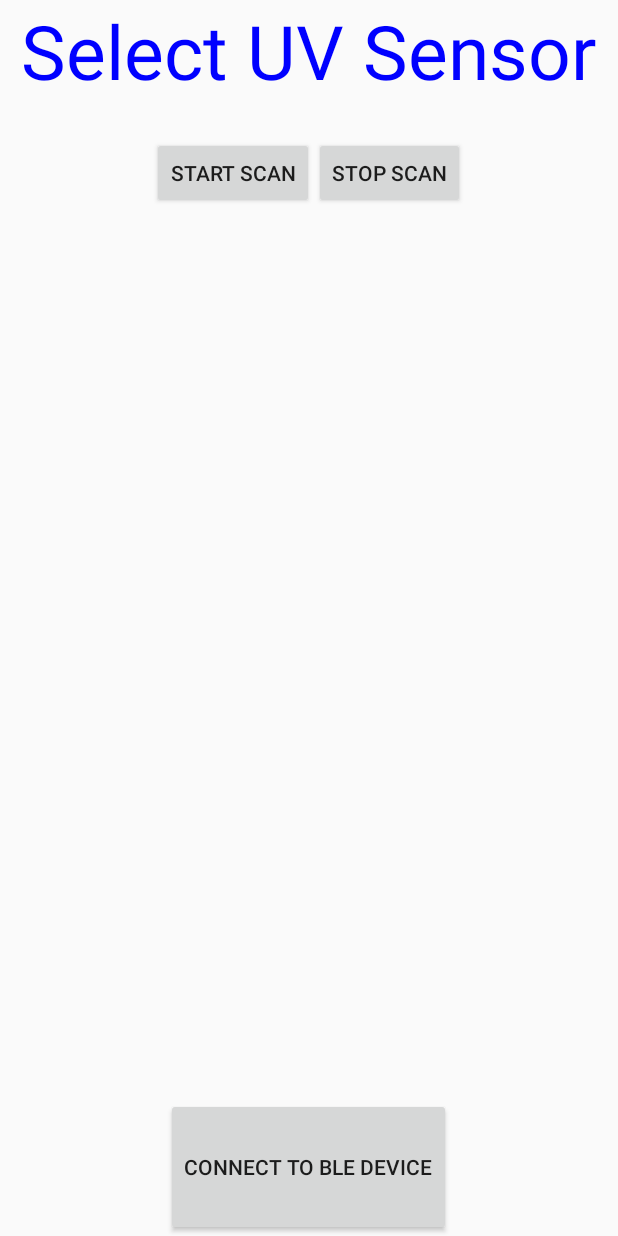
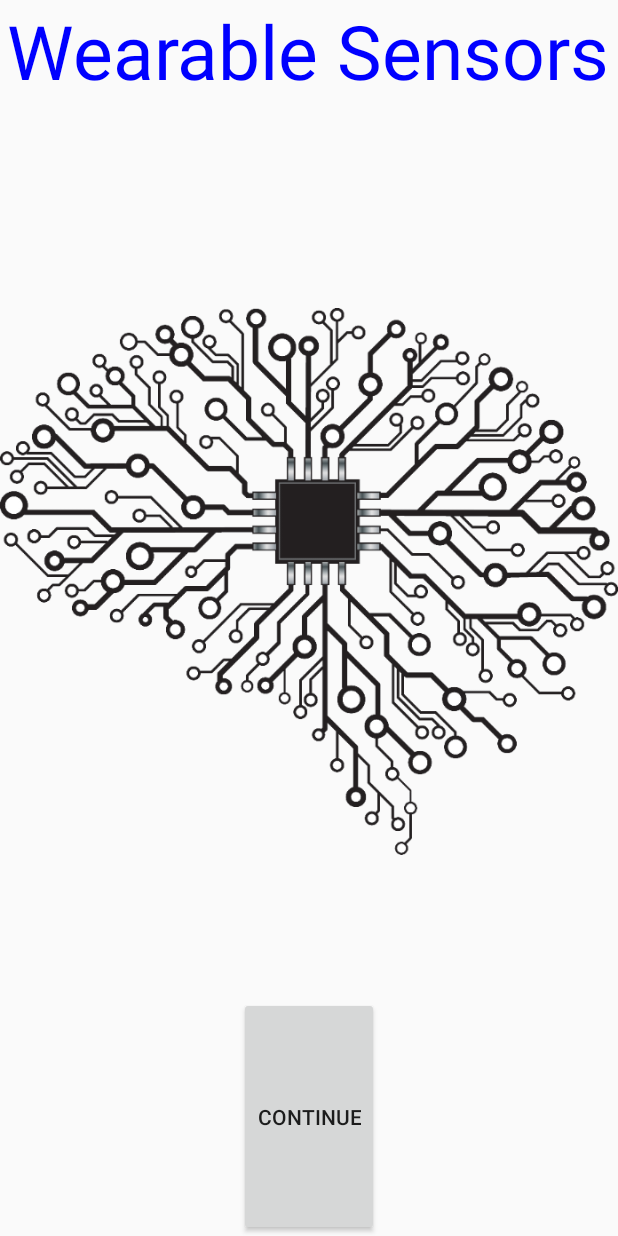
Before and after one commit to miaguil1/UV-Sticker, an Android app: the screen it shows after launch (StartPage), on a phone screen of 412 x 824 dp. Run offline under Robolectric (Android 15) with nearby library versions, the phone set to English and light mode, and no system bars.

Commit message:
android app development
Got this bitch working. woot woot.

```diff
--- a/Android/BLE_EX1/app/src/main/java/com/example/intern/ble_ex1/BluetoothLeService.java
+++ b/Android/BLE_EX1/app/src/main/java/com/example/intern/ble_ex1/BluetoothLeService.java
@@ -58,6 +58,8 @@ public class BluetoothLeService extends Service
     public final static String ACTION_GATT_SERVICES_DISCOVERED = "com.example.bluetooth.le.ACTION_GATT_SERVICES_DISCOVERED";
     public final static String ACTION_DATA_AVAILABLE = "com.example.bluetooth.le.ACTION_DATA_AVAILABLE";
     public final static String EXTRA_DATA = "com.example.bluetooth.le.EXTRA_DATA";
+
+    public final static UUID UUID_UV_POWER = UUID.fromString(GattAttributes.UV_MEASUREMENT);
     public final static UUID UUID_UV_POWER_DENSITY_MEASUREMENT = UUID.fromString(GattAttributes.POWER_DENSITY);
 
     // Implements callback methods for GATT events that the app cares about.  For example,
--- a/Android/BLE_EX1/app/src/main/java/com/example/intern/ble_ex1/StartPage.java
+++ b/Android/BLE_EX1/app/src/main/java/com/example/intern/ble_ex1/StartPage.java
@@ -28,13 +28,12 @@ public class StartPage extends AppCompatActivity
 {
     private final static String TAG = BluetoothLeService.class.getSimpleName();
     final private int REQUEST_CODE_ASK_MULTIPLE_PERMISSIONS = 124;
-    private List<String> ble_array_list = new ArrayList<>();
 
     @Override
     protected void onCreate(Bundle savedInstanceState)
     {
         super.onCreate(savedInstanceState);
-        setContentView(R.layout.ble_connect);
+        setContentView(R.layout.banner_page);
 
         if (Build.VERSION.SDK_INT >= 23)
         {
@@ -43,14 +42,9 @@ public class StartPage extends AppCompatActivity
         }
 
         //Connect U.I Elements
-        Button  connect_Ble_Button = (Button) findViewById(R.id.ConnectBleBtn);
-        Button start_Scan_Button = (Button) findViewById(R.id.startScanBtn);
-        Button stop_Scan_Button = (Button) findViewById(R.id.stopScanBtn);
-        ListView bleList = (ListView) findViewById(R.id.listview_ble_scan);
+        Button  continue_Button = (Button) findViewById(R.id.continueBtn);
 
-        ArrayAdapter<String> arrayAdapter = new ArrayAdapter<String>(StartPage.this, android.R.layout.simple_expandable_list_item_1, ble_array_list);
-
-        buttonClicked(start_Scan_Button, stop_Scan_Button, connect_Ble_Button, bleList, arrayAdapter);
+        buttonClicked(continue_Button);
     }
 
     @Override
@@ -70,40 +64,16 @@ public class StartPage extends AppCompatActivity
         return super.onOptionsItemSelected(item);
     }
 
-    private void buttonClicked(Button start_Scan_Button, Button stop_Scan_Button, Button connect_Ble_Button, final ListView bleList, final ArrayAdapter arrayAdapter)
+    private void buttonClicked(Button continue_Button)
     {
-        start_Scan_Button.setOnClickListener(new View.OnClickListener()
+        continue_Button.setOnClickListener(new View.OnClickListener()
         {
             @Override
             public void onClick(View view)
             {
-                Log.w(TAG, "Starting Scanning");
-//                Intent intent = new Intent(StartPage.this, DeviceScanActivity.class);
-//                startActivity(intent);
-                ble_array_list.add("Foo");
-                ble_array_list.add("Bar");
-                ble_array_list.add("Carl!");
-                bleList.setAdapter(arrayAdapter);
-
-//                startGraph(temp_Notification, uv_Notification, resp_Notification);
-            }
-        });
-        stop_Scan_Button.setOnClickListener(new View.OnClickListener()
-        {
-            @Override
-            public void onClick(View view)
-            {
-                //stopGraph(temp_Notification, uv_Notification, resp_Notification);
-            }
-        });
-        connect_Ble_Button.setOnClickListener(new View.OnClickListener()
-        {
-            @Override
-            public void onClick(View view)
-            {
-                Intent intent = new Intent(StartPage.this, MainActivity.class);
+                Log.w(TAG, "Continue Button Pressed");
+                Intent intent = new Intent(StartPage.this, DeviceScanActivity.class);
                 startActivity(intent);
-                //saveGraph(temp_Notification, uv_Notification, resp_Notification);
             }
         });
     }
--- /dev/null
+++ b/Android/BLE_EX1/app/src/main/res/layout/banner_page.xml
@@ -0,0 +1,41 @@
+<?xml version="1.0" encoding="utf-8"?>
+<android.support.constraint.ConstraintLayout
+    xmlns:android="http://schemas.android.com/apk/res/android"
+    xmlns:app="http://schemas.android.com/apk/res-auto"
+    xmlns:tools="http://schemas.android.com/tools"
+    android:layout_width="match_parent"
+    android:layout_height="match_parent">
+
+    <LinearLayout
+        xmlns:android="http://schemas.android.com/apk/res/android"
+        android:orientation="vertical"
+        android:layout_width="fill_parent"
+        android:layout_height="fill_parent">
+
+        <TextView
+            android:layout_width="wrap_content"
+            android:layout_height="0dp"
+            android:layout_weight="1"
+            android:textColor="@color/BLUE"
+            android:textSize="50dp"
+            android:layout_gravity="center"
+            android:text="@string/start_title"/>
+
+        <ImageView
+            android:id="@+id/imageView"
+            android:layout_width="wrap_content"
+            android:layout_height="0dp"
+            android:layout_weight="5"
+            app:srcCompat="@mipmap/logo_1"/>
+
+        <Button
+            android:layout_width="wrap_content"
+            android:layout_height="wrap_content"
+            android:layout_weight="1"
+            android:text="@string/continue_btn"
+            android:id="@+id/continueBtn"
+            android:layout_gravity="center_horizontal" />
+
+    </LinearLayout>
+
+</android.support.constraint.ConstraintLayout>
--- a/Android/BLE_EX1/app/src/main/res/layout/ble_connect.xml
+++ b/Android/BLE_EX1/app/src/main/res/layout/ble_connect.xml
@@ -44,10 +44,10 @@
         </LinearLayout>
 
         <ListView
+            android:id="@android:id/list"
             android:layout_width="fill_parent"
             android:layout_height="0dp"
-            android:layout_weight="6"
-            android:id="@+id/listview_ble_scan"/>
+            android:layout_weight="6"/>
 
         <Button
             android:layout_width="wrap_content"
--- a/Android/BLE_EX1/app/src/main/res/values/strings.xml
+++ b/Android/BLE_EX1/app/src/main/res/values/strings.xml
@@ -1,5 +1,6 @@
 <resources>
     <string name="app_name">UV Flexible Patch</string>
+    <string name="start_title">Wearable Sensors</string>
     <string name="action_settings">Settings</string>
     <string name="temp_name">Temperature</string>
     <string name="uv_name">UV Power Density</string>
@@ -22,6 +23,7 @@
     <string name="ble_not_supported">BLE is not supported</string>
     <string name="title_devices">BLE Device Scan</string>
     <string name="error_bluetooth_not_supported">Bluetooth not supported.</string>
+    <string name="continue_btn">Continue</string>
 
     <string name="unknown_device">Unknown device</string>
     <string name="unknown_characteristic">Unknown characteristic</string>
--- a/Android/BLE_EX1/build.gradle
+++ b/Android/BLE_EX1/build.gradle
@@ -7,7 +7,7 @@ buildscript {
         jcenter()
     }
     dependencies {
-        classpath 'com.android.tools.build:gradle:3.0.1'
+        classpath 'com.android.tools.build:gradle:3.1.2'
 
 
         // NOTE: Do not place your application dependencies here; they belong
```
Also changed, not shown: Android/BLE_EX1/app/src/main/java/com/example/intern/ble_ex1/DeviceScanActivity.java (+150 -80 lines), Android/BLE_EX1/app/src/main/java/com/example/intern/ble_ex1/GattAttributes.java (+17 -15 lines), Android/BLE_EX1/app/src/main/res/mipmap-xxxhdpi/logo_1.png (added), Android/BLE_EX1/gradle/wrapper/gradle-wrapper.properties, 7 other files.
